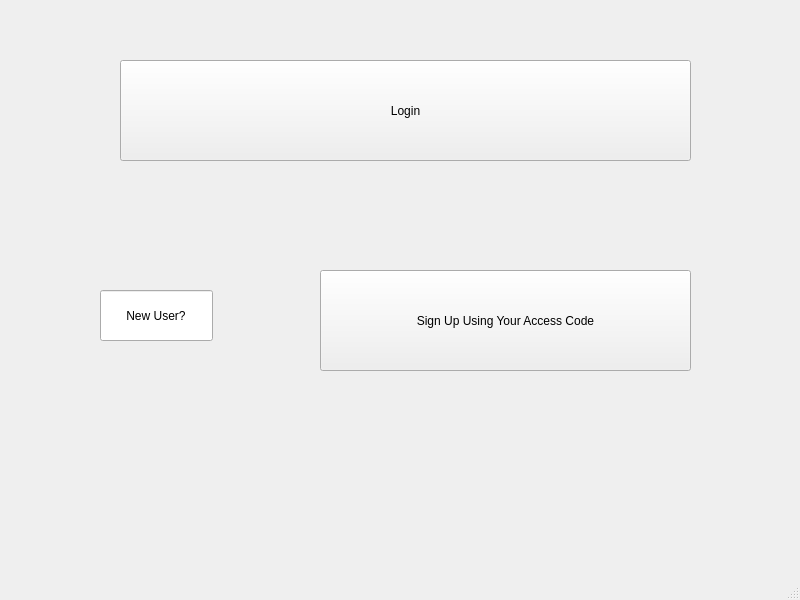
Qt form signinorregister.ui (daeunnpark/hospital_portal) before a commit.
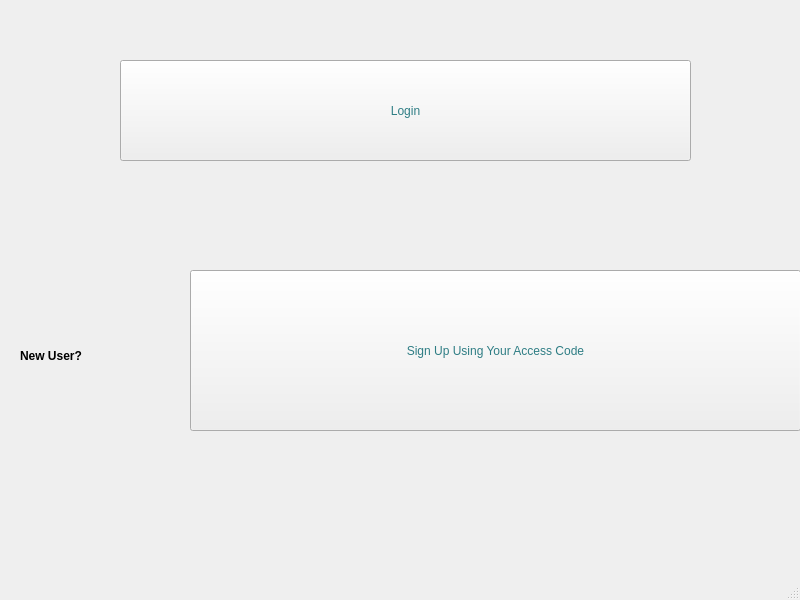
The same form after that commit.

```diff
--- a/signinorregister.ui
+++ b/signinorregister.ui
@@ -14,28 +14,19 @@
    <string>MainWindow</string>
   </property>
   <widget class="QWidget" name="centralwidget">
-   <widget class="QLineEdit" name="lineEdit">
-    <property name="geometry">
-     <rect>
-      <x>100</x>
-      <y>290</y>
-      <width>113</width>
-      <height>51</height>
-     </rect>
-    </property>
-    <property name="text">
-     <string>       New User?</string>
-    </property>
-   </widget>
    <widget class="QPushButton" name="pushButton">
     <property name="geometry">
      <rect>
-      <x>320</x>
+      <x>190</x>
       <y>270</y>
-      <width>371</width>
-      <height>101</height>
+      <width>611</width>
+      <height>161</height>
      </rect>
     </property>
+    <property name="styleSheet">
+     <string notr="true">font: 15pt &quot;Lucida Calligraphy&quot;;
+color: rgb(46, 125, 132)</string>
+    </property>
     <property name="text">
      <string>Sign Up Using Your Access Code</string>
     </property>
@@ -49,10 +40,32 @@
       <height>101</height>
      </rect>
     </property>
+    <property name="styleSheet">
+     <string notr="true">font: 20pt &quot;Lucida Calligraphy&quot;;
+color: rgb(46, 125, 132)</string>
+    </property>
     <property name="text">
      <string>Login</string>
     </property>
    </widget>
+   <widget class="QLabel" name="label">
+    <property name="geometry">
+     <rect>
+      <x>20</x>
+      <y>290</y>
+      <width>301</width>
+      <height>131</height>
+     </rect>
+    </property>
+    <property name="styleSheet">
+     <string notr="true">font: 20pt &quot;Lucida Calligraphy&quot;;
+color: rgb(0, 0, 0);
+font-weight:bold;</string>
+    </property>
+    <property name="text">
+     <string>New User?</string>
+    </property>
+   </widget>
   </widget>
   <widget class="QMenuBar" name="menubar">
    <property name="geometry">
```
